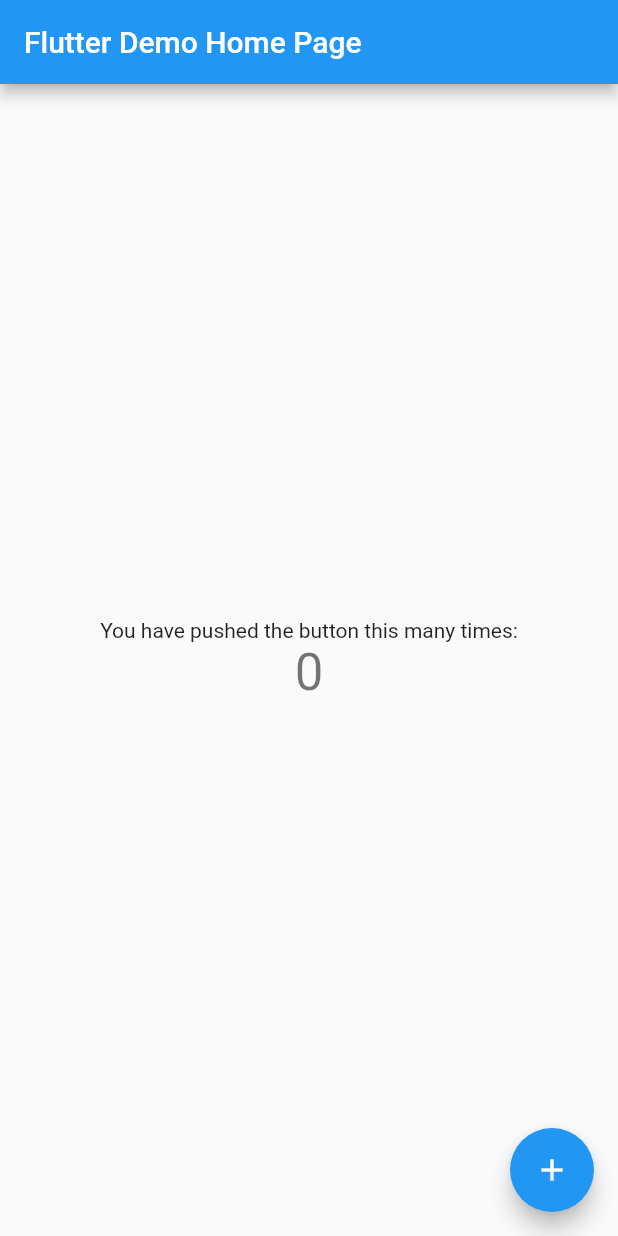
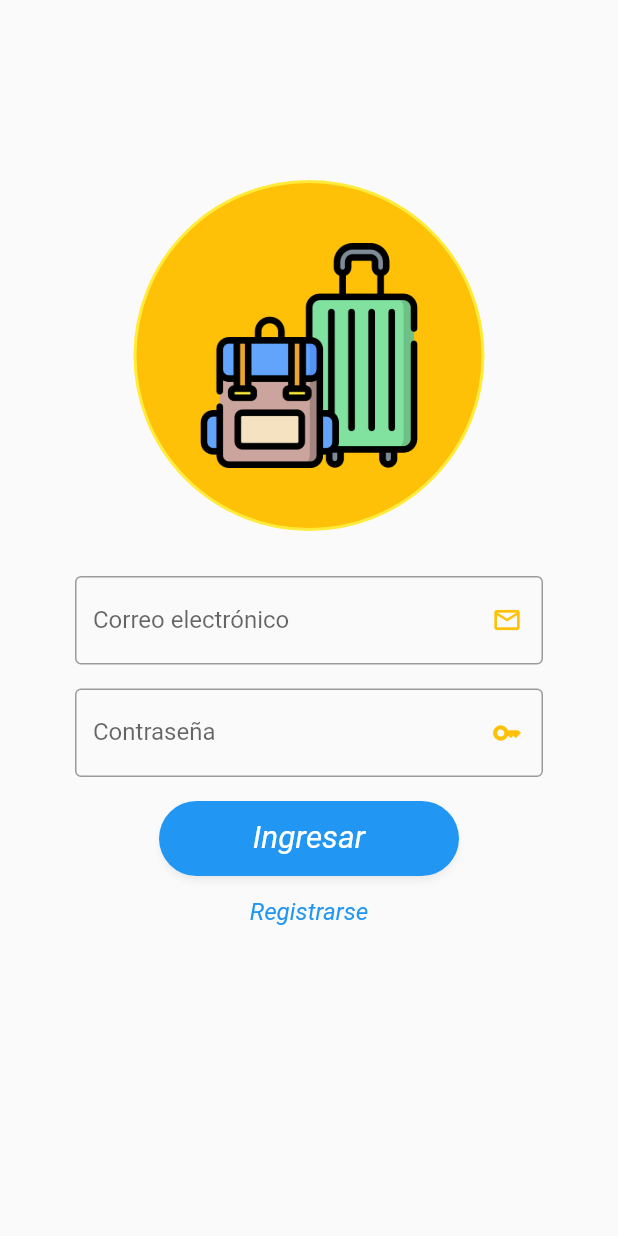
Before and after one commit to TeamFlutterDevelop/AppFlutterDevelop, a Flutter app: the screen it shows after launch, on a phone screen of 412 x 824 dp. Run offline on Flutter 3.47's test engine with Material 2 defaults, Android fonts, the phone set to English and light mode, and no system bars.

Commit message:
Segundo commit, login, register, splash

```diff
--- /dev/null
+++ b/lib/login_page.dart
@@ -0,0 +1,130 @@
+import 'package:appflutterfevelop/home_page.dart';
+import 'package:appflutterfevelop/registrar_page.dart';
+import 'package:flutter/material.dart';
+
+class LoginPage extends StatefulWidget {
+  const LoginPage({Key? key}) : super(key: key);
+
+  @override
+  State<LoginPage> createState() => _LoginPageState();
+}
+
+class _LoginPageState extends State<LoginPage> {
+  final usuarioEmail = TextEditingController();
+  final contrasena = TextEditingController();
+
+  void validarUsuario(){
+    if (usuarioEmail.text == "narvaezkevin82@gmail.com" && contrasena.text == "1234"){
+      Navigator.pushReplacement(
+          context,
+          MaterialPageRoute(
+              builder: (context) => const HomePage()));
+    }else {
+      mostrarMensaje("Daotos Incorrectar");
+    }
+  }
+
+  void mostrarMensaje(String mensaje){
+    final pantalla =  ScaffoldMessenger.of(context);
+    pantalla.showSnackBar(
+        SnackBar(
+          content: Text(mensaje, style:const TextStyle(fontSize: 20),),
+          backgroundColor: const Color(0xFFD50000),
+          duration: const Duration(seconds: 10),
+          action: SnackBarAction(
+            label: "Aceptar",
+            onPressed: pantalla.hideCurrentSnackBar,
+          ),
+        )
+    );
+  }
+
+  @override
+  Widget build(BuildContext context) {
+    return Scaffold(
+      //backgroundColor: Color(0xFFFFF0B2),
+      body: SingleChildScrollView(
+        child: Padding(
+          padding: const EdgeInsets.symmetric(vertical: 90, horizontal: 50),
+          child: Center(
+              child: Column(
+                children: [
+                  Container(
+                    padding:
+                    const EdgeInsets.symmetric(vertical: 40, horizontal: 40),
+                    margin: const EdgeInsets.all(30),
+                    decoration: BoxDecoration(
+                        borderRadius: BorderRadius.circular(200),
+                        border: Border.all(color: Colors.yellow, width: 2),
+                        color: Colors.amber),
+                    child: const Image(
+                      image: AssetImage("assets/iconequipaje.png"),
+                      width: 150,
+                      height: 150,
+                    ),
+                  ),
+                  TextFormField(
+                    controller: usuarioEmail,
+                    decoration: const InputDecoration(
+                        labelText: 'Correo electrónico',
+                        border: OutlineInputBorder(),
+                        suffixIcon: Icon(
+                          Icons.email_outlined,
+                          color: Colors.amber,
+                          size: 20,
+                        )),
+                  ),
+                  const SizedBox(
+                    height: 16,
+                  ),
+                  TextFormField(
+                    //keyboardType: TextInputType.number,
+                    controller: contrasena,
+                    obscureText: true,
+                    decoration: const InputDecoration(
+                      labelText: 'Contraseña',
+                      border: OutlineInputBorder(),
+                      suffixIcon: Icon(
+                        Icons.key,
+                        color: Colors.amber,
+                        size: 20,
+                      ),
+                    ),
+                  ),
+                  const SizedBox(
+                    height: 16,
+                  ),
+                  ElevatedButton(
+                      style: ElevatedButton.styleFrom(
+                          fixedSize: const Size(200, 50),
+                          shape: RoundedRectangleBorder(
+                              borderRadius: BorderRadius.circular(30)),
+                          shadowColor: Colors.black26,
+                          textStyle: const TextStyle(
+                              fontStyle: FontStyle.italic, fontSize: 21)),
+                      onPressed: () {
+                        validarUsuario();
+                      },
+                      child: const Text("Ingresar")
+                  ),
+                  TextButton(
+                      style: TextButton.styleFrom(
+                          textStyle: const TextStyle(
+                              fontSize: 16,
+                              fontStyle: FontStyle.italic,
+                              color: Colors.blue)),
+                      onPressed: () {
+                        Navigator.push(
+                            context,
+                            MaterialPageRoute(
+                                builder: (context) => const RegistrarPage()));
+                      },
+                      child: const Text('Registrarse')),
+                ],
+              )
+          ),
+        ),
+      ),
+    );
+  }
+}
--- a/lib/main.dart
+++ b/lib/main.dart
@@ -1,3 +1,4 @@
+import 'package:appflutterfevelop/splash_page.dart';
 import 'package:flutter/material.dart';
 
 void main() {
@@ -9,56 +10,11 @@
   @override
   Widget build(BuildContext context) {
     return MaterialApp(
-      title: 'Flutter Demo',
+      title: 'WeApp',
       theme: ThemeData(
         primarySwatch: Colors.blue,
       ),
-      home: const MyHomePage(title: 'Flutter Demo Home Page'),
+      home: const SplashPage(),
     );
   }
 }
-
-class MyHomePage extends StatefulWidget {
-  const MyHomePage({super.key, required this.title});
-  final String title;
-  @override
-  State<MyHomePage> createState() => _MyHomePageState();
-}
-
-class _MyHomePageState extends State<MyHomePage> {
-  int _counter = 0;
-
-  void _incrementCounter() {
-    setState(() {
-      _counter++;
-    });
-  }
-
-  @override
-  Widget build(BuildContext context) {
-    return Scaffold(
-      appBar: AppBar(
-        title: Text(widget.title),
-      ),
-      body: Center(
-        child: Column(
-          mainAxisAlignment: MainAxisAlignment.center,
-          children: <Widget>[
-            const Text(
-              'You have pushed the button this many times:',
-            ),
-            Text(
-              '$_counter',
-              style: Theme.of(context).textTheme.headline4,
-            ),
-          ],
-        ),
-      ),
-      floatingActionButton: FloatingActionButton(
-        onPressed: _incrementCounter,
-        tooltip: 'Increment',
-        child: const Icon(Icons.add),
-      ),
-    );
-  }
-}
--- a/pubspec.yaml
+++ b/pubspec.yaml
@@ -60,8 +60,8 @@
   uses-material-design: true
 
   # To add assets to your application, add an assets section, like this:
-  # assets:
-  #   - images/a_dot_burr.jpeg
+  assets:
+    - assets/
   #   - images/a_dot_ham.jpeg
 
   # An image asset can refer to one or more resolution-specific "variants", see
```
Also changed, not shown: lib/home_page.dart (added, +15 -0 lines), lib/registrar_page.dart (added, +134 -0 lines), lib/splash_page.dart (added, +41 -0 lines), assets/iconequipaje.png (added).
